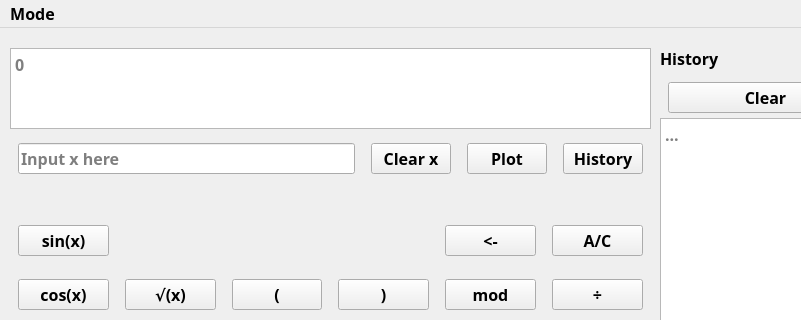
Old version of the form src/SmartCalc/mainwindow.ui in the repository progbagger/smartcalc; both pictures show x 0 to 801 and y 0 to 320 of the 1280 by 572 pixel window.
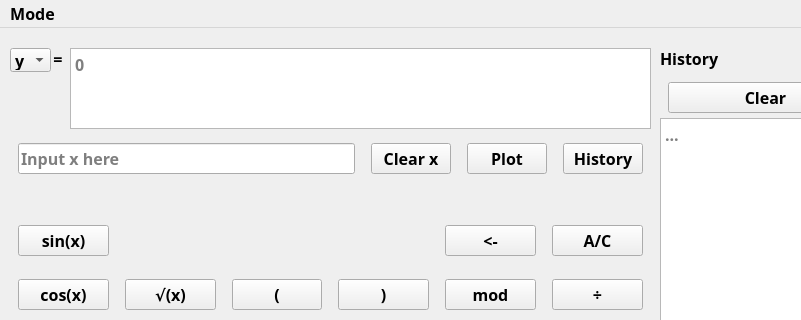
New version of the form. Custom widgets are drawn as their Qt base class.

What changed in the file:
```diff
--- a/src/SmartCalc/mainwindow.ui
+++ b/src/SmartCalc/mainwindow.ui
@@ -20,7 +20,6 @@
    <font>
     <family>Fira Code</family>
     <pointsize>12</pointsize>
-    <weight>75</weight>
     <bold>true</bold>
    </font>
   </property>
@@ -289,9 +288,9 @@
     </property>
     <property name="geometry">
      <rect>
-      <x>10</x>
+      <x>70</x>
       <y>20</y>
-      <width>641</width>
+      <width>581</width>
       <height>81</height>
      </rect>
     </property>
@@ -629,6 +628,42 @@
      </item>
     </layout>
    </widget>
+   <widget class="QComboBox" name="x_or_y_on_the_left">
+    <property name="geometry">
+     <rect>
+      <x>10</x>
+      <y>20</y>
+      <width>41</width>
+      <height>24</height>
+     </rect>
+    </property>
+    <item>
+     <property name="text">
+      <string>y</string>
+     </property>
+    </item>
+    <item>
+     <property name="text">
+      <string>x</string>
+     </property>
+    </item>
+   </widget>
+   <widget class="QLabel" name="label">
+    <property name="geometry">
+     <rect>
+      <x>50</x>
+      <y>20</y>
+      <width>16</width>
+      <height>21</height>
+     </rect>
+    </property>
+    <property name="text">
+     <string>=</string>
+    </property>
+    <property name="alignment">
+     <set>Qt::AlignCenter</set>
+    </property>
+   </widget>
   </widget>
   <widget class="QMenuBar" name="menuBar">
    <property name="geometry">
```
Left out of the diff: 2 changed lines with no effect on the pictures.
